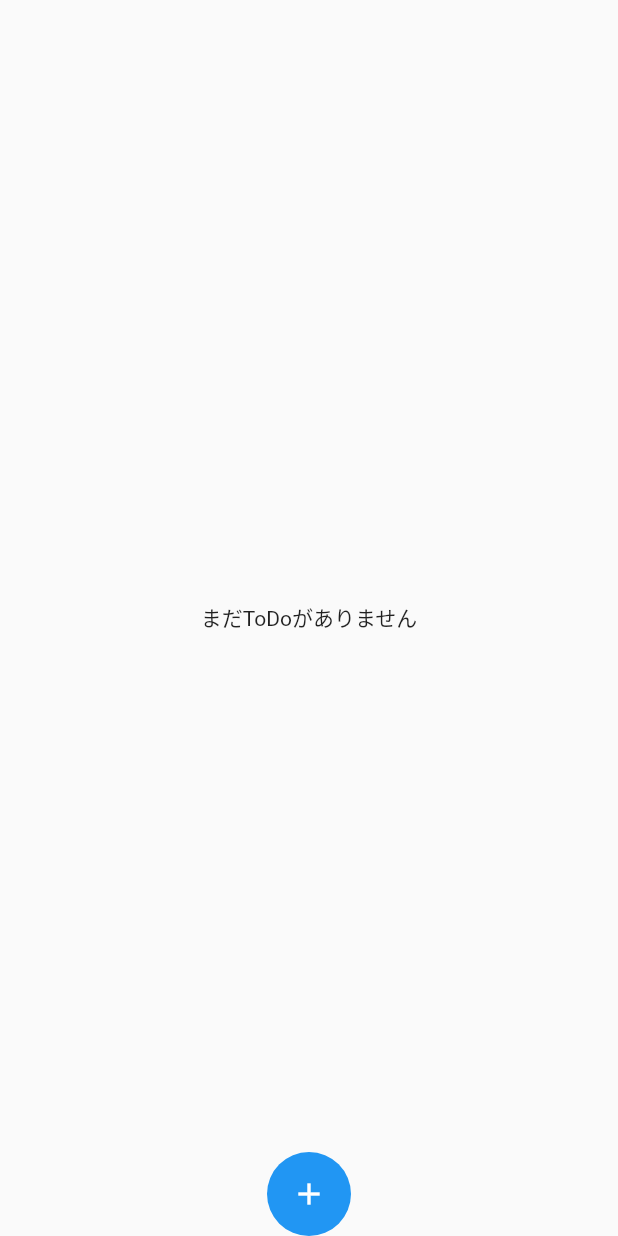
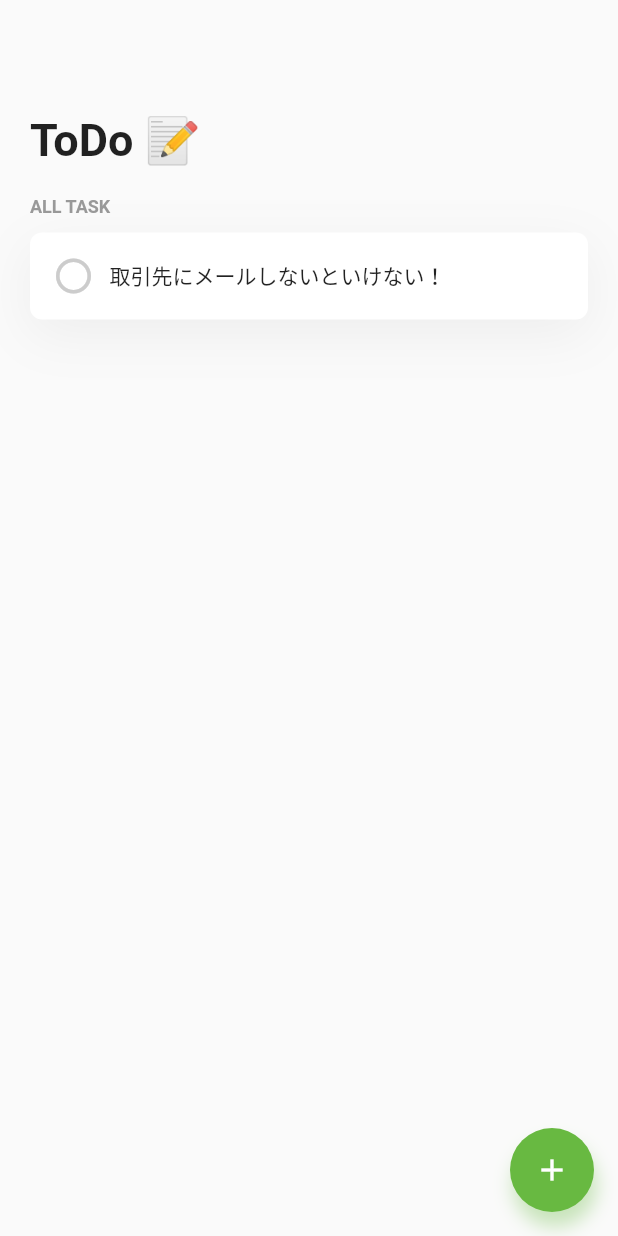
Before and after one commit to ishiichan-dayo/FlutterToDoList, a Flutter app: the screen it shows after launch, on a phone screen of 412 x 824 dp. Run offline on Flutter 3.47's test engine with Material 2 defaults, Android fonts, the phone set to English and light mode, and no system bars.

Commit message:
レイアウト修正

```diff
--- a/lib/main.dart
+++ b/lib/main.dart
@@ -1,6 +1,8 @@
 import 'package:flutter/material.dart';
+import 'package:flutter/rendering.dart';
 
 void main() {
+  // debugPaintSizeEnabled = true;
   runApp(MyApp());
 }
 
@@ -24,19 +26,40 @@ class MyApp extends StatelessWidget {
   }
 }
 
-class ToDoListPage extends StatelessWidget {
+class ToDoListPage extends StatefulWidget {
+  @override
+  _ToDoListPageState createState() => _ToDoListPageState();
+}
+
+class _ToDoListPageState extends State<ToDoListPage> {
+  bool _isCheckboxCheck = false;
+
   @override
   Widget build(BuildContext context) {
     return Scaffold(
-      // appBar: AppBar(
-      //   title: Text("ToDoList"),
-      //   centerTitle: false,
-      //   backgroundColor: Colors.transparent,
-      //   elevation: 0.0,
-      //   brightness: Brightness.light,
-      // ),
-      floatingActionButtonLocation: FloatingActionButtonLocation.centerDocked,
-      floatingActionButton: FloatingActionButton(
+      appBar: AppBar(
+        centerTitle: false,
+        backgroundColor: Colors.transparent,
+        elevation: 0.0,
+        brightness: Brightness.light,
+      ),
+      floatingActionButton: Container(
+        decoration: BoxDecoration(
+          boxShadow: [
+            BoxShadow(
+              offset: Offset(2, 10),
+              blurRadius: 10,
+              color: Color(0xff68B941).withOpacity(0.35),
+            ),
+          ],
+          borderRadius: BorderRadius.circular(1000),
+        ),
+        child: FloatingActionButton(
+          splashColor: Colors.transparent,
+          highlightElevation: 0,
+          elevation: 0,
+          backgroundColor: Color(0xff68B941),
+          child: Icon(Icons.add),
           onPressed: () {
             Navigator.of(context).push(
               MaterialPageRoute(builder: (context) {
@@ -44,14 +67,76 @@ class ToDoListPage extends StatelessWidget {
               }),
             );
           },
-        child: Container(
-          margin: EdgeInsets.all(15.0),
-          child: Icon(Icons.add),
         ),
-        elevation: 0.0,
       ),
-      body: Center(
-        child: Text('まだToDoがありません'),
+      body: Container(
+        width: double.infinity,
+        padding: EdgeInsets.all(20),
+        child: Column(
+          crossAxisAlignment: CrossAxisAlignment.start,
+          children: <Widget>[
+            Container(
+              margin: EdgeInsets.only(
+                bottom: 20,
+              ),
+              child: Text(
+                'ToDo 📝',
+                style: TextStyle(
+                  fontWeight: FontWeight.bold,
+                  fontSize: 30,
+                ),
+              ),
+            ),
+            Container(
+              margin: EdgeInsets.only(
+                bottom: 10,
+              ),
+              child: Text(
+                'ALL TASK',
+                style: TextStyle(
+                  color: Color(0xFF999999),
+                  fontWeight: FontWeight.bold,
+                  fontSize: 12,
+                ),
+              ),
+            ),
+            Container(
+              width: double.infinity,
+              padding: EdgeInsets.all(5),
+              decoration: BoxDecoration(
+                color: Color(0xFFFFFFFF),
+                boxShadow: [
+                  BoxShadow(
+                    offset: Offset(0, 10),
+                    blurRadius: 30,
+                    color: Color(0xFF000000).withOpacity(0.05),
+                  ),
+                ],
+                borderRadius: BorderRadius.circular(8),
+              ),
+              child: Row(
+                children: <Widget>[
+                  IconButton(
+                    splashColor: Colors.transparent,
+                    highlightColor: Colors.transparent,
+                    padding: EdgeInsets.all(0),
+                    iconSize: 28,
+                    icon: Icon(
+                      _isCheckboxCheck ? Icons.check_circle_outline : Icons.radio_button_unchecked,
+                      color: _isCheckboxCheck ? Color(0xff68B941) : Color(0xffcccccc),
+                    ),
+                    onPressed: () {
+                      setState(() {
+                        _isCheckboxCheck = !_isCheckboxCheck;
+                      });
+                    },
+                  ),
+                  Text("取引先にメールしないといけない！"),
+                ],
+              ),
+            ),
+          ],
+        ),
       ),
     );
   }
@@ -63,7 +148,7 @@ class TodoListAddPage extends StatelessWidget {
     return Scaffold(
       appBar: AppBar(
         centerTitle: false,
-        backgroundColor: Colors.transparent,
+        // backgroundColor: Colors.transparent,
         elevation: 0.0,
         brightness: Brightness.light,
         actions: <Widget>[
```
Lines whose indentation alone changed are shown as unchanged.
